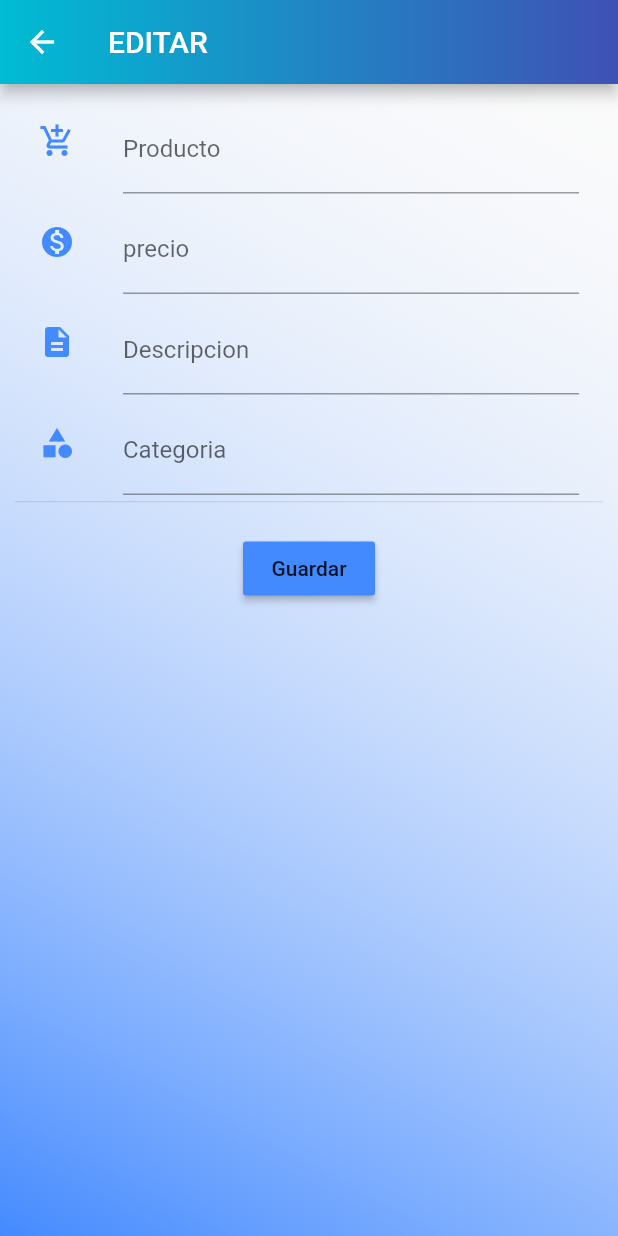
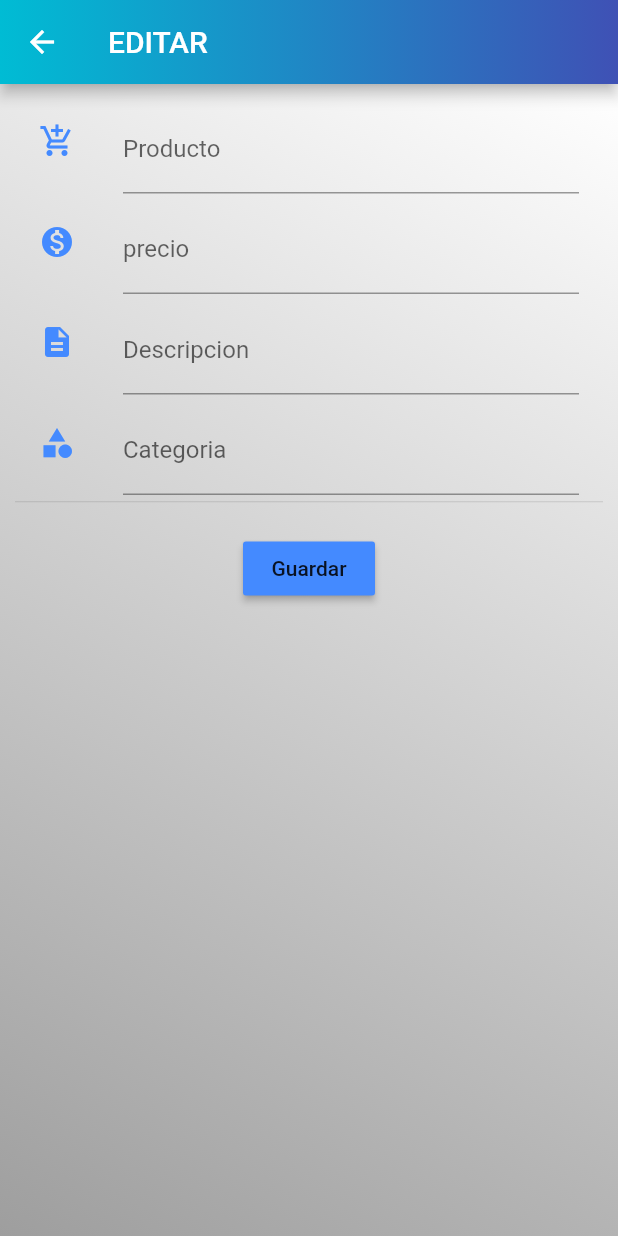
Before and after one commit to Carlos-Paz22/appFinal, a Flutter app: the EditProduct screen opened directly, on a phone screen of 412 x 824 dp. Run offline on Flutter 3.47's test engine with Material 2 defaults, Android fonts, the phone set to English and light mode, and no system bars; our stand-ins replace gradient_app_bar; accounts and stored records are empty; statements that could not run were skipped.

Commit message:
Primer avance

```diff
--- a/lib/pages/editdata.dart
+++ b/lib/pages/editdata.dart
@@ -123,7 +123,7 @@ void initState() {
                       ),
                     ),
                     new ListTile(
-                      leading: const Icon(Icons.location_on, color: Colors.blueAccent),
+                      leading: const Icon(Icons.location_city, color: Colors.blueAccent),
                       title: new TextFormField(
                         controller: controllerCiudad,
                             validator: (value) {
@@ -135,7 +135,7 @@ void initState() {
                       ),
                     ),
                     new ListTile(
-                      leading: const Icon(Icons.my_location, color: Colors.blueAccent),
+                      leading: const Icon(Icons.directions, color: Colors.blueAccent),
                       title: new TextFormField(
                         controller: controllerDireccion,
 
--- a/lib/pages/editproduct.dart
+++ b/lib/pages/editproduct.dart
@@ -52,7 +52,7 @@ void initState() {
   gradient: LinearGradient(
     begin: Alignment.topRight,
     end: Alignment.bottomLeft,
-    colors: [Colors.white12, Colors.blueAccent])),
+    colors: [Colors.white, Colors.grey])),
         child: Form(
             child: ListView(
               padding: const EdgeInsets.all(10.0),
--- a/lib/pages/listUser.dart
+++ b/lib/pages/listUser.dart
@@ -30,10 +30,10 @@ class _ListUserState extends State<ListUser> {
       appBar: new GradientAppBar(
         gradient: LinearGradient(colors: [Colors.cyan, Colors.indigo]),
         title: new Text("Listado Usuarios"),
-        actions: <Widget>[
+       /*  actions: <Widget>[
           IconButton(icon:Icon(Icons.search), onPressed:(){})
 
-        ],
+        ], */
       ),
       floatingActionButton: new FloatingActionButton(
         child: new Icon(
```
